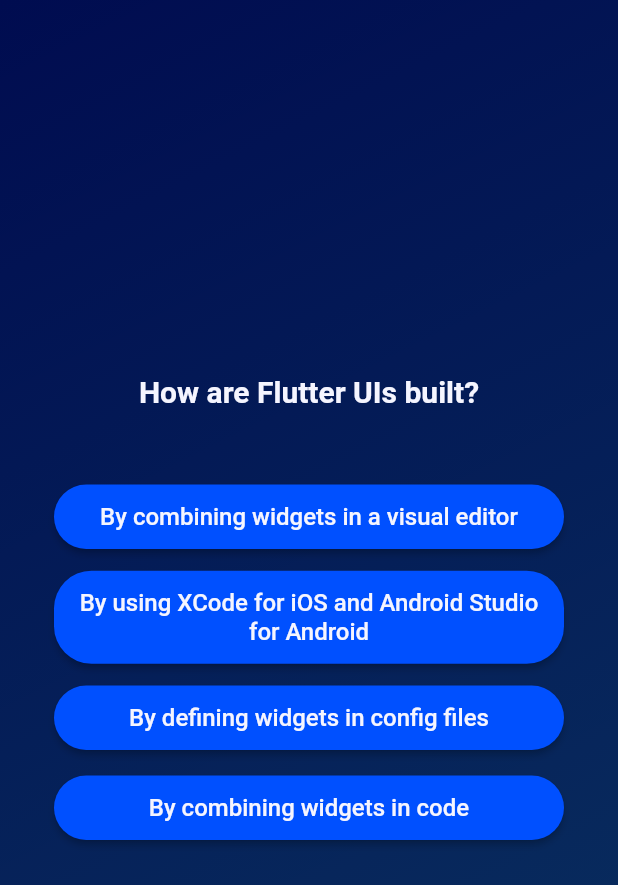
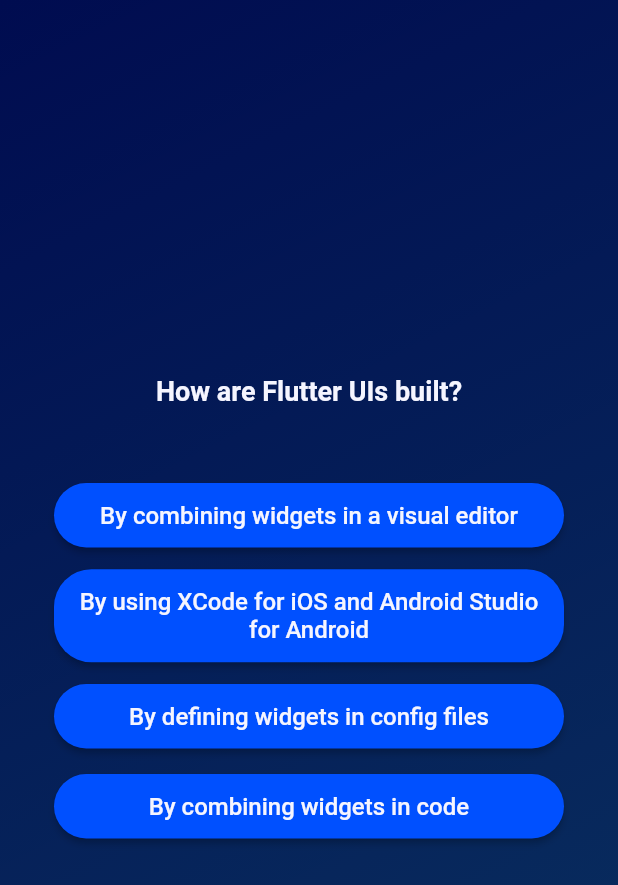
Before and after one commit to c-abbott/quiz_app, a Flutter app: the screen it shows after launch, after a tap on "Start Quiz", after a tap on "Components", on a phone screen of 412 x 824 dp. Shown: the top 885 px of the screen. Run offline on Flutter 3.47's test engine with Material 2 defaults, Android fonts, the phone set to English and light mode, and no system bars; Roboto replaces fonts that are missing (ProximaNova).

Commit message:
Fixed question index out of range bug

```diff
--- a/lib/questions_screen.dart
+++ b/lib/questions_screen.dart
@@ -41,7 +41,7 @@ class _QuestionsScreenState extends State<QuestionsScreen> {
               style: const TextStyle(
                   color: skWhite,
                   fontFamily: 'ProximaNova',
-                  fontSize: 20,
+                  fontSize: 18,
                   fontWeight: FontWeight.bold),
               textAlign: TextAlign.center,
             ),
--- a/lib/quiz.dart
+++ b/lib/quiz.dart
@@ -2,6 +2,7 @@ import 'package:flutter/material.dart';
 import 'package:quiz_app/questions_screen.dart';
 import 'package:quiz_app/constants.dart';
 import 'package:quiz_app/start_screen.dart';
+import 'package:quiz_app/data/questions.dart';
 
 class Quiz extends StatefulWidget {
   const Quiz({super.key});
@@ -25,6 +26,11 @@ class _QuizState extends State<Quiz> {
   void chooseAnswer(String answer) {
     setState(() {
       selectedAnswers.add(answer);
+
+      if (selectedAnswers.length == questions.length) {
+        activeScreen = 'start-screen';
+        selectedAnswers.clear();
+      }
     });
   }
 
```
